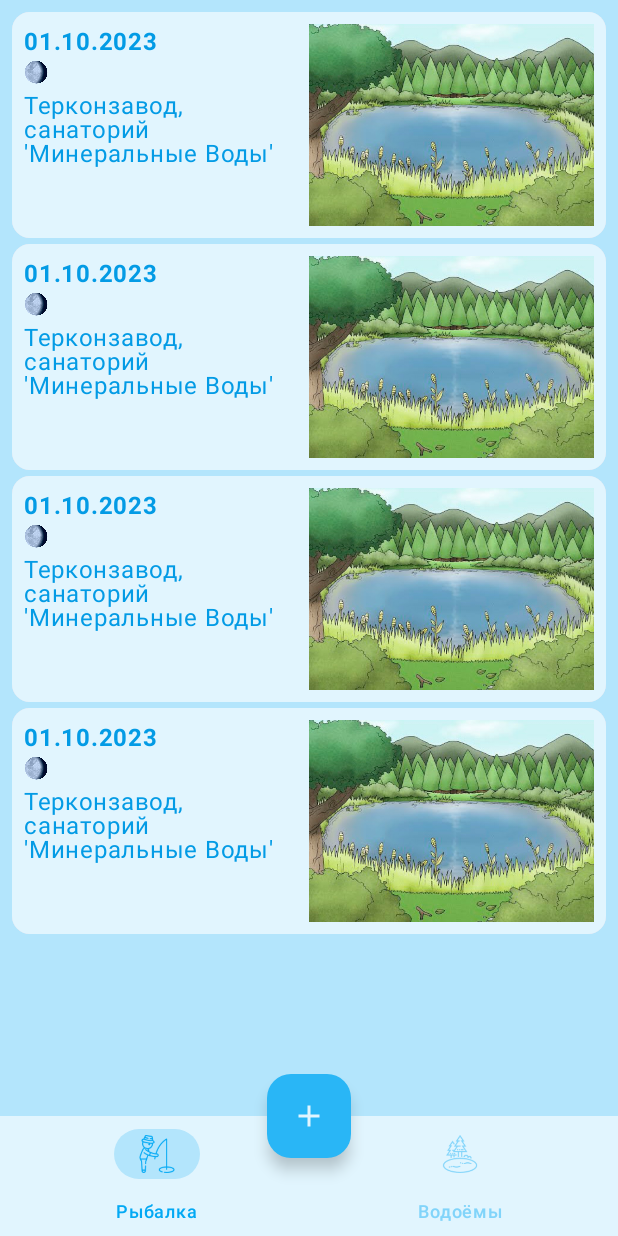
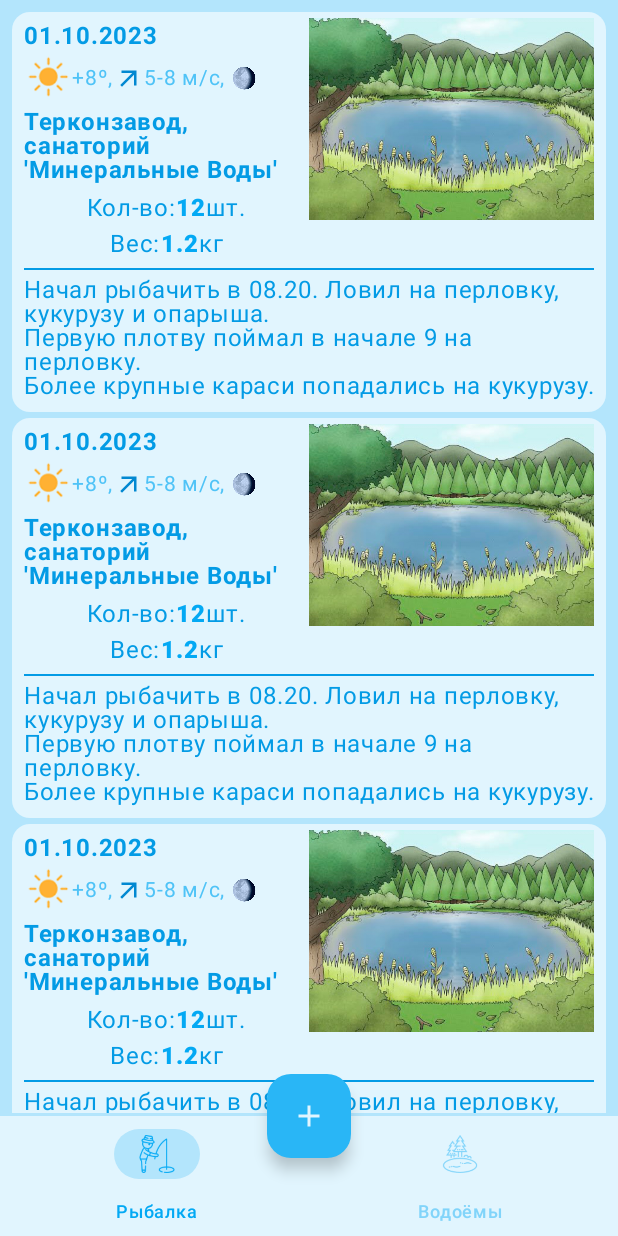
Before and after one commit to YurijM/FishermanNotes, an Android app built with Jetpack Compose: the screen it shows after launch (MainActivity), on a phone screen of 412 x 824 dp. Run offline under Robolectric (Android 15) with nearby library versions, the phone set to English and light mode, and no system bars; our stand-ins replace Dagger/Hilt's generated code, constraintlayout-compose.

Commit message:
Разработка формы элемента списка рыбалок (FishingItemScreen)

```diff
--- a/app/src/main/java/com/mu/fishermannotes/screens/fishing/FishingItemScreen.kt
+++ b/app/src/main/java/com/mu/fishermannotes/screens/fishing/FishingItem.kt
@@ -1,76 +1,75 @@
 package com.mu.fishermannotes.screens.fishing
 
 import androidx.compose.foundation.Image
-import androidx.compose.foundation.background
 import androidx.compose.foundation.layout.Column
 import androidx.compose.foundation.layout.Row
 import androidx.compose.foundation.layout.Spacer
-import androidx.compose.foundation.layout.fillMaxSize
 import androidx.compose.foundation.layout.fillMaxWidth
 import androidx.compose.foundation.layout.height
 import androidx.compose.foundation.layout.padding
-import androidx.compose.foundation.layout.size
 import androidx.compose.material3.Card
+import androidx.compose.material3.CardDefaults
+import androidx.compose.material3.Divider
 import androidx.compose.material3.Text
 import androidx.compose.runtime.Composable
 import androidx.compose.ui.Modifier
 import androidx.compose.ui.layout.ContentScale
 import androidx.compose.ui.res.painterResource
 import androidx.compose.ui.text.font.FontWeight
-import androidx.compose.ui.tooling.preview.Preview
 import androidx.compose.ui.unit.dp
 import androidx.compose.ui.unit.sp
 import com.mu.fishermannotes.R
 import com.mu.fishermannotes.ui.theme.lightBlue50
 import com.mu.fishermannotes.ui.theme.lightBlue600
 
-@Preview(showBackground = true)
 @Composable
-fun FishingItemScreen() {
+fun FishingItem() {
     Card(
         modifier = Modifier
             .fillMaxWidth()
-            .padding(bottom = 4.dp)
+            .padding(bottom = 4.dp),
+        colors = CardDefaults.cardColors(
+            containerColor = lightBlue50,
+            contentColor = lightBlue600
+        )
     ) {
         Row(
             modifier = Modifier
-                .fillMaxSize()
-                .background(lightBlue50)
-                .padding(horizontal = 8.dp, vertical = 8.dp)
+                .fillMaxWidth()
+                .padding(horizontal = 8.dp, vertical = 4.dp)
         ) {
             Column(
                 modifier = Modifier.fillMaxWidth(.5f)
             ) {
                 Text(
                     text = "01.10.2023",
-                    color = lightBlue600,
+                    //color = lightBlue600,
                     fontWeight = FontWeight.Bold
                 )
-                Image(
-                    modifier = Modifier.size(16.dp),
-                    painter = painterResource(id = R.drawable.waning_gibbous),
-                    contentDescription = "moon"                )
-                /*Icon(
-                    modifier = Modifier.size(20.dp),
-                    painter = painterResource(id = R.drawable.waning_gibbous),
-                    contentDescription = "moon"
-                )*/
-                Spacer(modifier = Modifier.height(5.dp))
+                WeatherItem()
+                Spacer(modifier = Modifier.height(4.dp))
                 Text(
                     text = "Терконзавод,\nсанаторий 'Минеральные Воды'",
-                    color = lightBlue600,
-                    lineHeight = 16.sp
+                    //color = lightBlue600,
+                    lineHeight = 16.sp,
+                    fontWeight = FontWeight.Bold
                     //maxLines = 5,
                     //overflow = TextOverflow.Ellipsis
-
                 )
+                Spacer(modifier = Modifier.height(4.dp))
+                ResultItem()
             }
             Image(
                 modifier = Modifier.fillMaxWidth(),
                 painter = painterResource(id = R.drawable.location),
-                contentDescription = "fishman",
+                contentDescription = "location",
                 contentScale = ContentScale.Fit
             )
         }
+        Divider(
+            modifier = Modifier.padding(horizontal = 8.dp),
+            color = lightBlue600
+        )
+        NoteItem()
     }
 }
--- a/app/src/main/java/com/mu/fishermannotes/screens/fishing/FishingListScreen.kt
+++ b/app/src/main/java/com/mu/fishermannotes/screens/fishing/FishingListScreen.kt
@@ -21,8 +21,8 @@ fun FishingListScreen() {
         modifier = Modifier
             .fillMaxSize()
     ) {
-        items(4) {
-            FishingItemScreen()
+        items(7) {
+            FishingItem()
         }
     }
 }
--- /dev/null
+++ b/app/src/main/java/com/mu/fishermannotes/screens/fishing/NoteItem.kt
@@ -0,0 +1,27 @@
+package com.mu.fishermannotes.screens.fishing
+
+import androidx.compose.foundation.layout.fillMaxWidth
+import androidx.compose.foundation.layout.padding
+import androidx.compose.material3.Text
+import androidx.compose.runtime.Composable
+import androidx.compose.ui.Modifier
+import androidx.compose.ui.unit.dp
+import androidx.compose.ui.unit.sp
+
+@Composable
+fun NoteItem() {
+    Text(
+        modifier = Modifier
+            .fillMaxWidth()
+            .padding(
+                top = 4.dp,
+                start = 8.dp,
+                end = 8.dp,
+                bottom = 8.dp
+            ),
+        text = "Начал рыбачить в 08.20. Ловил на перловку, кукурузу и опарыша.\n" +
+                "Первую плотву поймал в начале 9 на перловку.\n" +
+                "Более крупные караси попадались на кукурузу.",
+        lineHeight = 16.sp
+    )
+}
--- /dev/null
+++ b/app/src/main/java/com/mu/fishermannotes/screens/fishing/ResultItem.kt
@@ -0,0 +1,45 @@
+package com.mu.fishermannotes.screens.fishing
+
+import androidx.compose.foundation.layout.Column
+import androidx.compose.foundation.layout.Row
+import androidx.compose.foundation.layout.fillMaxSize
+import androidx.compose.material3.Text
+import androidx.compose.runtime.Composable
+import androidx.compose.ui.Alignment
+import androidx.compose.ui.Modifier
+import androidx.compose.ui.text.font.FontWeight
+import com.mu.fishermannotes.ui.theme.lightBlue500
+
+@Composable
+fun ResultItem() {
+    Column(
+        modifier = Modifier.fillMaxSize(),
+        horizontalAlignment = Alignment.CenterHorizontally
+    ) {
+        Row {
+            Text(
+                text = "Кол-во:")
+            Text(
+                text = "12",
+                color = lightBlue500,
+                fontWeight = FontWeight.Black
+            )
+            Text(
+                text = "шт."
+            )
+        }
+        Row {
+            Text(
+                text = "Вес:"
+            )
+            Text(
+                text = "1.2",
+                color = lightBlue500,
+                fontWeight = FontWeight.Black
+            )
+            Text(
+                text = "кг"
+            )
+        }
+    }
+}
--- /dev/null
+++ b/app/src/main/java/com/mu/fishermannotes/screens/fishing/WeatherItem.kt
@@ -0,0 +1,56 @@
+package com.mu.fishermannotes.screens.fishing
+
+import androidx.compose.foundation.Image
+import androidx.compose.foundation.layout.Row
+import androidx.compose.foundation.layout.Spacer
+import androidx.compose.foundation.layout.fillMaxWidth
+import androidx.compose.foundation.layout.size
+import androidx.compose.foundation.layout.width
+import androidx.compose.material3.Icon
+import androidx.compose.material3.Text
+import androidx.compose.runtime.Composable
+import androidx.compose.ui.Alignment
+import androidx.compose.ui.Modifier
+import androidx.compose.ui.res.painterResource
+import androidx.compose.ui.unit.dp
+import androidx.compose.ui.unit.sp
+import com.mu.fishermannotes.R
+import com.mu.fishermannotes.ui.theme.lightBlue300
+import com.mu.fishermannotes.ui.theme.lightBlue700
+
+@Composable
+fun WeatherItem() {
+    Row(
+        modifier = Modifier.fillMaxWidth(),
+        verticalAlignment = Alignment.CenterVertically
+    ) {
+        Image(
+            modifier = Modifier
+                .size(32.dp),
+            painter = painterResource(id = R.drawable.sun),
+            contentDescription = "condition"
+        )
+        Text(
+            text = "+8º,",
+            color = lightBlue300,
+            fontSize = 14.sp
+        )
+        Icon(
+            modifier = Modifier.size(20.dp),
+            painter = painterResource(id = R.drawable.ic_wind_ne),
+            tint = lightBlue700,
+            contentDescription = "wind"
+        )
+        Text(
+            text = "5-8 м/с,",
+            color = lightBlue300,
+            fontSize = 14.sp
+        )
+        Spacer(modifier = Modifier.width(4.dp))
+        Image(
+            modifier = Modifier.size(16.dp),
+            painter = painterResource(id = R.drawable.waning_gibbous),
+            contentDescription = "moon"
+        )
+    }
+}
--- /dev/null
+++ b/app/src/main/res/drawable/ic_wind_ne.xml
@@ -0,0 +1,5 @@
+<vector android:height="24dp" android:tint="#000000"
+    android:viewportHeight="24" android:viewportWidth="24"
+    android:width="24dp" xmlns:android="http://schemas.android.com/apk/res/android">
+    <path android:fillColor="@android:color/white" android:pathData="M6,6l0,2l8.59,0l-9.59,9.59l1.41,1.41l9.59,-9.59l0,8.59l2,0l0,-12z"/>
+</vector>
```
Also changed, not shown: app/src/main/res/drawable/cloudy.png (added), app/src/main/res/drawable/moon.png (deleted), app/src/main/res/drawable/new_moon.png (added), app/src/main/res/drawable/old.png (added), app/src/main/res/drawable/partly_cloudy.png (added), app/src/main/res/drawable/rain.png (added), app/src/main/res/drawable/sun.png (added), app/src/main/res/drawable/waning_crescent.png (added), app/src/main/res/drawable/waning_quarter.png (added), app/src/main/res/drawable/waxing_crescent.png (added), app/src/main/res/drawable/waxing_gibbous.png (added), app/src/main/res/drawable/waxing_quarter.png (added), app/src/main/res/drawable/young.png (added).
